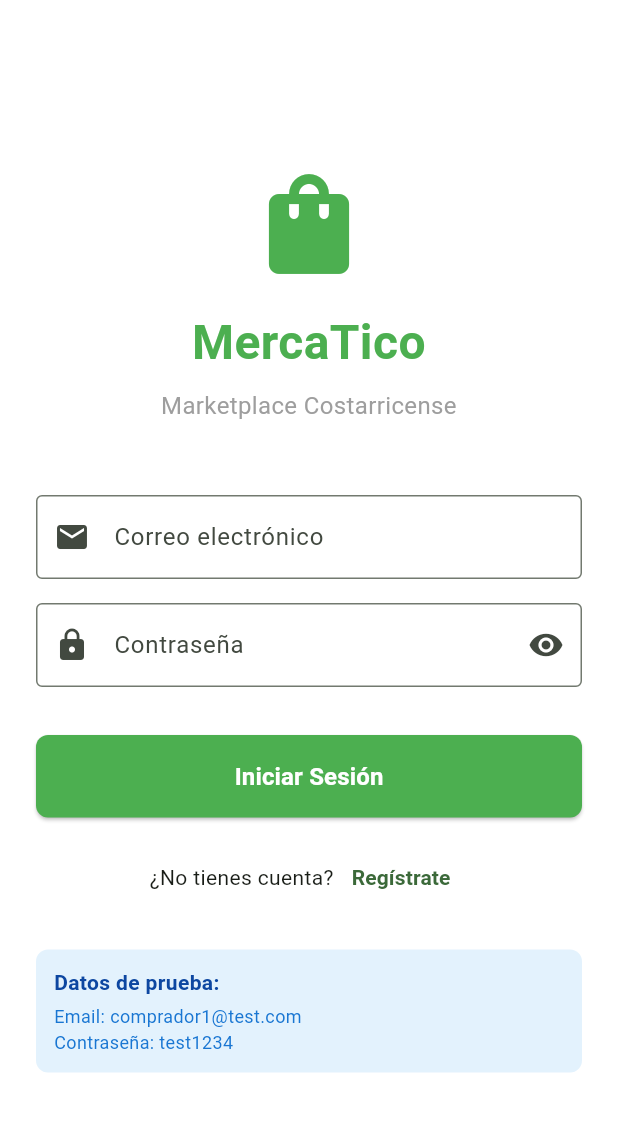
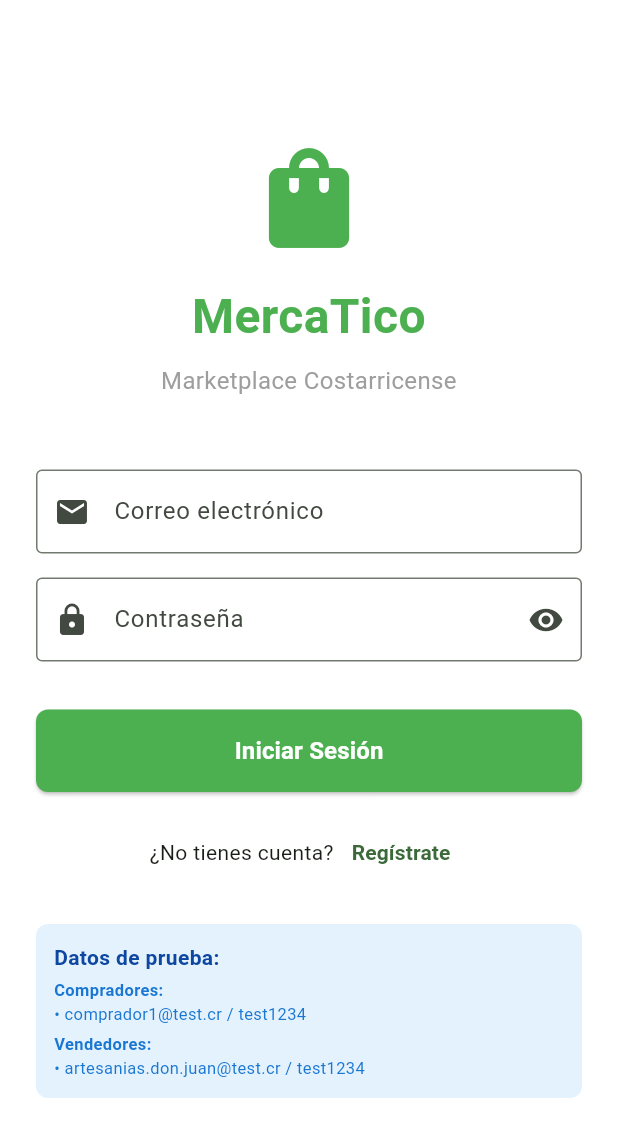
Before and after one commit to fonckchain/mercatico, a Flutter app: the screen it shows after launch, on a phone screen of 412 x 824 dp. Shown: the top 1137 px of the screen. Run offline on Flutter 3.47's test engine with Material 3 defaults, Android fonts, the phone set to English and light mode, and no system bars; our stand-ins replace dio, shared_preferences.

Commit message:
fix: Actualizar credenciales de prueba a @test.cr

```diff
--- a/frontend/mercatico_app/lib/screens/auth/login_screen.dart
+++ b/frontend/mercatico_app/lib/screens/auth/login_screen.dart
@@ -247,16 +247,33 @@ class _LoginScreenState extends State<LoginScreen> {
                         ),
                         const SizedBox(height: 4),
                         Text(
-                          'Email: comprador1@test.com',
+                          'Compradores:',
                           style: TextStyle(
-                            fontSize: 12,
+                            fontSize: 11,
+                            fontWeight: FontWeight.w600,
                             color: Colors.blue[700],
                           ),
                         ),
                         Text(
-                          'Contraseña: test1234',
+                          '• comprador1@test.cr / test1234',
                           style: TextStyle(
-                            fontSize: 12,
+                            fontSize: 11,
+                            color: Colors.blue[700],
+                          ),
+                        ),
+                        const SizedBox(height: 4),
+                        Text(
+                          'Vendedores:',
+                          style: TextStyle(
+                            fontSize: 11,
+                            fontWeight: FontWeight.w600,
+                            color: Colors.blue[700],
+                          ),
+                        ),
+                        Text(
+                          '• artesanias.don.juan@test.cr / test1234',
+                          style: TextStyle(
+                            fontSize: 11,
                             color: Colors.blue[700],
                           ),
                         ),
```
